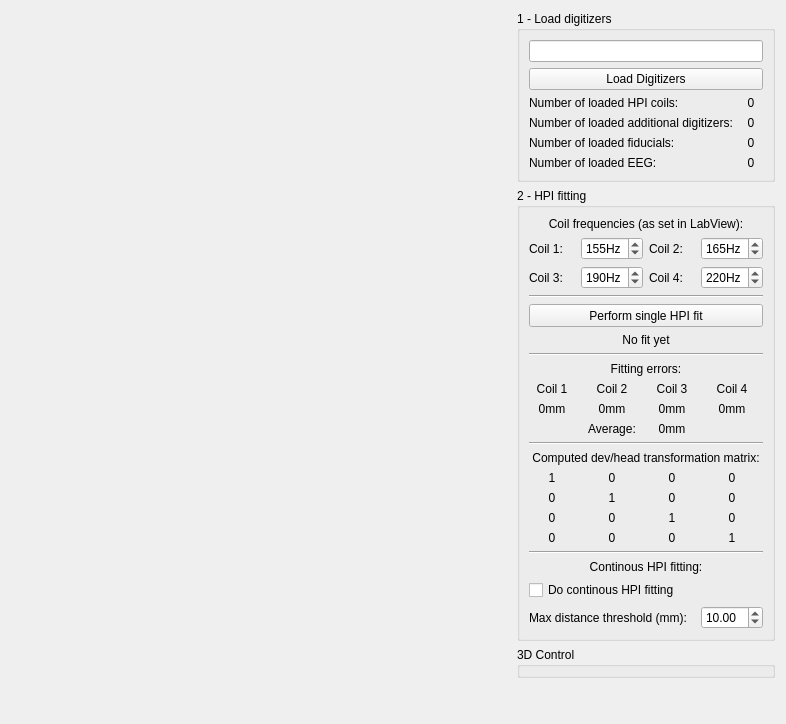
Qt form applications/mne_scan/libs/scDisp/FormFiles/hpiwidget.ui (mne-tools/mne-cpp) before a commit.
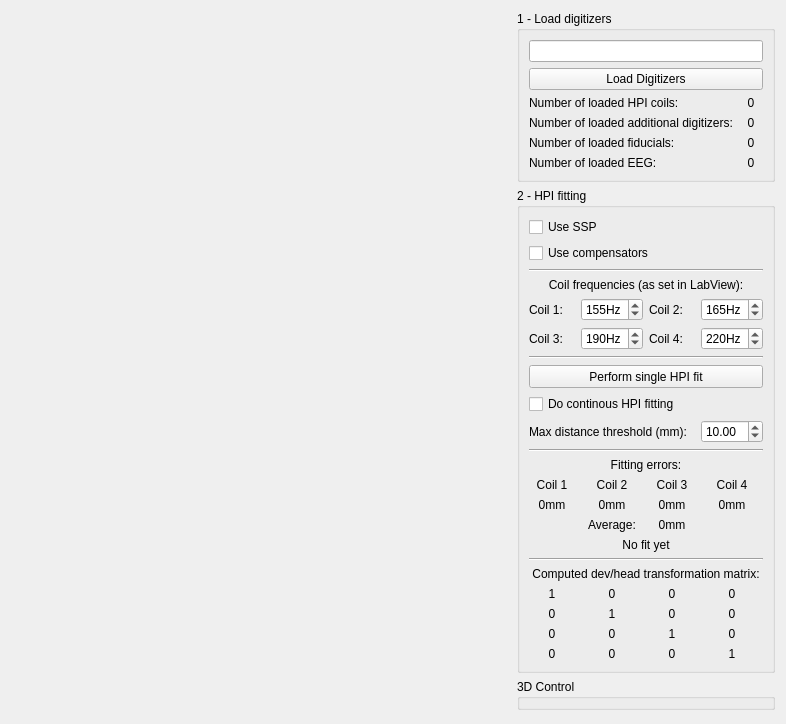
The same form after that commit.

Commit message: [LIB-158] Add toggling of SSP's and Comp's

Patch:
```diff
--- a/applications/mne_scan/libs/scDisp/FormFiles/hpiwidget.ui
+++ b/applications/mne_scan/libs/scDisp/FormFiles/hpiwidget.ui
@@ -196,175 +196,14 @@
         <string>2 - HPI fitting</string>
        </property>
        <layout class="QGridLayout" name="gridLayout">
-        <item row="28" column="3">
-         <widget class="QDoubleSpinBox" name="m_doubleSpinBox_maxHPIContinousDist">
-          <property name="value">
-           <double>10.000000000000000</double>
-          </property>
-         </widget>
-        </item>
-        <item row="18" column="1">
-         <widget class="QLabel" name="m_label_mat21">
+        <item row="1" column="0" colspan="4">
+         <widget class="QCheckBox" name="m_checkBox_useComp">
           <property name="text">
-           <string>0</string>
-          </property>
-          <property name="alignment">
-           <set>Qt::AlignCenter</set>
-          </property>
-         </widget>
-        </item>
-        <item row="15" column="0" colspan="4">
-         <widget class="QLabel" name="label_6">
-          <property name="text">
-           <string>Computed dev/head transformation matrix:</string>
-          </property>
-          <property name="alignment">
-           <set>Qt::AlignCenter</set>
-          </property>
-         </widget>
-        </item>
-        <item row="1" column="2">
-         <widget class="QLabel" name="m_label_freqCoil2">
-          <property name="text">
-           <string>Coil 2:</string>
-          </property>
-         </widget>
-        </item>
-        <item row="12" column="0">
-         <widget class="QLabel" name="m_label_gofCoil1">
-          <property name="text">
-           <string>0mm</string>
-          </property>
-          <property name="alignment">
-           <set>Qt::AlignCenter</set>
-          </property>
-         </widget>
-        </item>
-        <item row="13" column="2">
-         <widget class="QLabel" name="m_label_averagedFitError">
-          <property name="text">
-           <string>0mm</string>
-          </property>
-          <property name="alignment">
-           <set>Qt::AlignCenter</set>
-          </property>
-         </widget>
-        </item>
-        <item row="13" column="1">
-         <widget class="QLabel" name="label_2">
-          <property name="text">
-           <string>Average:</string>
-          </property>
-          <property name="alignment">
-           <set>Qt::AlignCenter</set>
-          </property>
-         </widget>
-        </item>
-        <item row="12" column="1">
-         <widget class="QLabel" name="m_label_gofCoil2">
-          <property name="text">
-           <string>0mm</string>
-          </property>
-          <property name="alignment">
-           <set>Qt::AlignCenter</set>
-          </property>
-         </widget>
-        </item>
-        <item row="12" column="2">
-         <widget class="QLabel" name="m_label_gofCoil3">
-          <property name="text">
-           <string>0mm</string>
-          </property>
-          <property name="alignment">
-           <set>Qt::AlignCenter</set>
-          </property>
-         </widget>
-        </item>
-        <item row="12" column="3">
-         <widget class="QLabel" name="m_label_gofCoil4">
-          <property name="text">
-           <string>0mm</string>
-          </property>
-          <property name="alignment">
-           <set>Qt::AlignCenter</set>
-          </property>
-         </widget>
-        </item>
-        <item row="11" column="3">
-         <widget class="QLabel" name="m_label_gofCoil4Description">
-          <property name="text">
-           <string>Coil 4</string>
-          </property>
-          <property name="alignment">
-           <set>Qt::AlignCenter</set>
-          </property>
-         </widget>
-        </item>
-        <item row="3" column="0" colspan="4">
-         <widget class="Line" name="line_4">
-          <property name="orientation">
-           <enum>Qt::Horizontal</enum>
-          </property>
-         </widget>
-        </item>
-        <item row="14" column="0" colspan="4">
-         <widget class="Line" name="line_3">
-          <property name="orientation">
-           <enum>Qt::Horizontal</enum>
-          </property>
-         </widget>
-        </item>
-        <item row="16" column="0">
-         <widget class="QLabel" name="m_label_mat00">
-          <property name="text">
-           <string>1</string>
-          </property>
-          <property name="alignment">
-           <set>Qt::AlignCenter</set>
-          </property>
-         </widget>
-        </item>
-        <item row="11" column="2">
-         <widget class="QLabel" name="m_label_gofCoil3Description">
-          <property name="text">
-           <string>Coil 3</string>
-          </property>
-          <property name="alignment">
-           <set>Qt::AlignCenter</set>
-          </property>
-         </widget>
-        </item>
-        <item row="16" column="1">
-         <widget class="QLabel" name="m_label_mat01">
-          <property name="text">
-           <string>0</string>
-          </property>
-          <property name="alignment">
-           <set>Qt::AlignCenter</set>
+           <string>Use compensators</string>
           </property>
          </widget>
         </item>
         <item row="10" column="0" colspan="4">
-         <widget class="QLabel" name="label_11">
-          <property name="text">
-           <string>Fitting errors:</string>
-          </property>
-          <property name="alignment">
-           <set>Qt::AlignCenter</set>
-          </property>
-         </widget>
-        </item>
-        <item row="11" column="1">
-         <widget class="QLabel" name="m_label_gofCoil2Description">
-          <property name="text">
-           <string>Coil 2</string>
-          </property>
-          <property name="alignment">
-           <set>Qt::AlignCenter</set>
-          </property>
-         </widget>
-        </item>
-        <item row="7" column="0" colspan="4">
          <widget class="QToolButton" name="m_pushButton_doSingleFit">
           <property name="sizePolicy">
            <sizepolicy hsizetype="Minimum" vsizetype="Fixed">
@@ -389,7 +228,37 @@
           </property>
          </widget>
         </item>
-        <item row="2" column="1">
+        <item row="17" column="2">
+         <widget class="QLabel" name="m_label_gofCoil3Description">
+          <property name="text">
+           <string>Coil 3</string>
+          </property>
+          <property name="alignment">
+           <set>Qt::AlignCenter</set>
+          </property>
+         </widget>
+        </item>
+        <item row="25" column="0">
+         <widget class="QLabel" name="m_label_mat20">
+          <property name="text">
+           <string>0</string>
+          </property>
+          <property name="alignment">
+           <set>Qt::AlignCenter</set>
+          </property>
+         </widget>
+        </item>
+        <item row="16" column="0" colspan="4">
+         <widget class="QLabel" name="label_11">
+          <property name="text">
+           <string>Fitting errors:</string>
+          </property>
+          <property name="alignment">
+           <set>Qt::AlignCenter</set>
+          </property>
+         </widget>
+        </item>
+        <item row="5" column="1">
          <widget class="QSpinBox" name="m_spinBox_freqCoil3">
           <property name="suffix">
            <string>Hz</string>
@@ -402,18 +271,18 @@
           </property>
          </widget>
         </item>
-        <item row="11" column="0">
-         <widget class="QLabel" name="m_label_gofCoil1Description">
+        <item row="17" column="1">
+         <widget class="QLabel" name="m_label_gofCoil2Description">
           <property name="text">
-           <string>Coil 1</string>
+           <string>Coil 2</string>
           </property>
           <property name="alignment">
            <set>Qt::AlignCenter</set>
           </property>
          </widget>
         </item>
-        <item row="18" column="0">
-         <widget class="QLabel" name="m_label_mat20">
+        <item row="23" column="3">
+         <widget class="QLabel" name="m_label_mat03">
           <property name="text">
            <string>0</string>
           </property>
@@ -422,24 +291,34 @@
           </property>
          </widget>
         </item>
-        <item row="2" column="2">
+        <item row="5" column="2">
          <widget class="QLabel" name="m_label_freqCoil4">
           <property name="text">
            <string>Coil 4:</string>
           </property>
          </widget>
         </item>
-        <item row="16" column="3">
-         <widget class="QLabel" name="m_label_mat03">
+        <item row="17" column="0">
+         <widget class="QLabel" name="m_label_gofCoil1Description">
           <property name="text">
-           <string>0</string>
+           <string>Coil 1</string>
           </property>
           <property name="alignment">
            <set>Qt::AlignCenter</set>
           </property>
          </widget>
         </item>
-        <item row="19" column="0">
+        <item row="25" column="2">
+         <widget class="QLabel" name="m_label_mat22">
+          <property name="text">
+           <string>1</string>
+          </property>
+          <property name="alignment">
+           <set>Qt::AlignCenter</set>
+          </property>
+         </widget>
+        </item>
+        <item row="26" column="0">
          <widget class="QLabel" name="m_label_mat30">
           <property name="text">
            <string>0</string>
@@ -449,24 +328,7 @@
           </property>
          </widget>
         </item>
-        <item row="28" column="0" colspan="3">
-         <widget class="QLabel" name="label">
-          <property name="text">
-           <string>Max distance threshold (mm):</string>
-          </property>
-         </widget>
-        </item>
-        <item row="19" column="1">
-         <widget class="QLabel" name="m_label_mat31">
-          <property name="text">
-           <string>0</string>
-          </property>
-          <property name="alignment">
-           <set>Qt::AlignCenter</set>
-          </property>
-         </widget>
-        </item>
-        <item row="0" column="0" colspan="4">
+        <item row="3" column="0" colspan="4">
          <widget class="QLabel" name="label_5">
           <property name="text">
            <string>Coil frequencies (as set in LabView):</string>
@@ -476,17 +338,27 @@
           </property>
          </widget>
         </item>
-        <item row="18" column="2">
-         <widget class="QLabel" name="m_label_mat22">
+        <item row="25" column="3">
+         <widget class="QLabel" name="m_label_mat23">
           <property name="text">
-           <string>1</string>
+           <string>0</string>
           </property>
           <property name="alignment">
            <set>Qt::AlignCenter</set>
           </property>
          </widget>
         </item>
-        <item row="1" column="3">
+        <item row="26" column="2">
+         <widget class="QLabel" name="m_label_mat32">
+          <property name="text">
+           <string>0</string>
+          </property>
+          <property name="alignment">
+           <set>Qt::AlignCenter</set>
+          </property>
+         </widget>
+        </item>
+        <item row="4" column="3">
          <widget class="QSpinBox" name="m_spinBox_freqCoil2">
           <property name="suffix">
            <string>Hz</string>
@@ -499,15 +371,8 @@
           </property>
          </widget>
         </item>
-        <item row="2" column="0">
-         <widget class="QLabel" name="m_label_freqCoil3">
-          <property name="text">
-           <string>Coil 3:</string>
-          </property>
-         </widget>
-        </item>
-        <item row="18" column="3">
-         <widget class="QLabel" name="m_label_mat23">
+        <item row="26" column="1">
+         <widget class="QLabel" name="m_label_mat31">
           <property name="text">
            <string>0</string>
           </property>
@@ -516,7 +381,7 @@
           </property>
          </widget>
         </item>
-        <item row="16" column="2">
+        <item row="23" column="2">
          <widget class="QLabel" name="m_label_mat02">
           <property name="text">
            <string>0</string>
@@ -526,48 +391,14 @@
           </property>
          </widget>
         </item>
-        <item row="19" column="2">
-         <widget class="QLabel" name="m_label_mat32">
-          <property name="text">
-           <string>0</string>
-          </property>
-          <property name="alignment">
-           <set>Qt::AlignCenter</set>
-          </property>
-         </widget>
-        </item>
-        <item row="1" column="0">
+        <item row="4" column="0">
          <widget class="QLabel" name="m_label_freqCoil1">
           <property name="text">
            <string>Coil 1:</string>
           </property>
          </widget>
         </item>
-        <item row="25" column="0" colspan="4">
-         <widget class="Line" name="line">
-          <property name="orientation">
-           <enum>Qt::Horizontal</enum>
-          </property>
-         </widget>
-        </item>
-        <item row="27" column="0" colspan="4">
-         <widget class="QCheckBox" name="m_checkBox_continousHPI">
-          <property name="text">
-           <string>Do continous HPI fitting</string>
-          </property>
-         </widget>
-        </item>
-        <item row="17" column="0">
-         <widget class="QLabel" name="m_label_mat10">
-          <property name="text">
-           <string>0</string>
-          </property>
-          <property name="alignment">
-           <set>Qt::AlignCenter</set>
-          </property>
-         </widget>
-        </item>
-        <item row="2" column="3">
+        <item row="5" column="3">
          <widget class="QSpinBox" name="m_spinBox_freqCoil4">
           <property name="suffix">
            <string>Hz</string>
@@ -580,7 +411,24 @@
           </property>
          </widget>
         </item>
-        <item row="17" column="2">
+        <item row="5" column="0">
+         <widget class="QLabel" name="m_label_freqCoil3">
+          <property name="text">
+           <string>Coil 3:</string>
+          </property>
+         </widget>
+        </item>
+        <item row="24" column="0">
+         <widget class="QLabel" name="m_label_mat10">
+          <property name="text">
+           <string>0</string>
+          </property>
+          <property name="alignment">
+           <set>Qt::AlignCenter</set>
+          </property>
+         </widget>
+        </item>
+        <item row="24" column="2">
          <widget class="QLabel" name="m_label_mat12">
           <property name="text">
            <string>0</string>
@@ -590,7 +438,7 @@
           </property>
          </widget>
         </item>
-        <item row="1" column="1">
+        <item row="4" column="1">
          <widget class="QSpinBox" name="m_spinBox_freqCoil1">
           <property name="suffix">
            <string>Hz</string>
@@ -606,7 +454,17 @@
           </property>
          </widget>
         </item>
-        <item row="17" column="3">
+        <item row="24" column="1">
+         <widget class="QLabel" name="m_label_mat11">
+          <property name="text">
+           <string>1</string>
+          </property>
+          <property name="alignment">
+           <set>Qt::AlignCenter</set>
+          </property>
+         </widget>
+        </item>
+        <item row="24" column="3">
          <widget class="QLabel" name="m_label_mat13">
           <property name="text">
            <string>0</string>
@@ -616,7 +474,7 @@
           </property>
          </widget>
         </item>
-        <item row="19" column="3">
+        <item row="26" column="3">
          <widget class="QLabel" name="m_label_mat33">
           <property name="text">
            <string>1</string>
@@ -626,17 +484,14 @@
           </property>
          </widget>
         </item>
-        <item row="17" column="1">
-         <widget class="QLabel" name="m_label_mat11">
-          <property name="text">
-           <string>1</string>
-          </property>
-          <property name="alignment">
-           <set>Qt::AlignCenter</set>
+        <item row="14" column="0" colspan="4">
+         <widget class="Line" name="line_2">
+          <property name="orientation">
+           <enum>Qt::Horizontal</enum>
           </property>
          </widget>
         </item>
-        <item row="8" column="0" colspan="4">
+        <item row="20" column="0" colspan="4">
          <widget class="QLabel" name="m_label_fitFeedback">
           <property name="text">
            <string>No fit yet</string>
@@ -646,23 +501,172 @@
           </property>
          </widget>
         </item>
-        <item row="9" column="0" colspan="4">
-         <widget class="Line" name="line_2">
+        <item row="0" column="0" colspan="4">
+         <widget class="QCheckBox" name="m_checkBox_useSSP">
+          <property name="text">
+           <string>Use SSP</string>
+          </property>
+         </widget>
+        </item>
+        <item row="12" column="0" colspan="4">
+         <widget class="QCheckBox" name="m_checkBox_continousHPI">
+          <property name="text">
+           <string>Do continous HPI fitting</string>
+          </property>
+         </widget>
+        </item>
+        <item row="13" column="0" colspan="3">
+         <widget class="QLabel" name="label">
+          <property name="text">
+           <string>Max distance threshold (mm):</string>
+          </property>
+         </widget>
+        </item>
+        <item row="19" column="2">
+         <widget class="QLabel" name="m_label_averagedFitError">
+          <property name="text">
+           <string>0mm</string>
+          </property>
+          <property name="alignment">
+           <set>Qt::AlignCenter</set>
+          </property>
+         </widget>
+        </item>
+        <item row="22" column="0" colspan="4">
+         <widget class="QLabel" name="label_6">
+          <property name="text">
+           <string>Computed dev/head transformation matrix:</string>
+          </property>
+          <property name="alignment">
+           <set>Qt::AlignCenter</set>
+          </property>
+         </widget>
+        </item>
+        <item row="25" column="1">
+         <widget class="QLabel" name="m_label_mat21">
+          <property name="text">
+           <string>0</string>
+          </property>
+          <property name="alignment">
+           <set>Qt::AlignCenter</set>
+          </property>
+         </widget>
+        </item>
+        <item row="13" column="3">
+         <widget class="QDoubleSpinBox" name="m_doubleSpinBox_maxHPIContinousDist">
+          <property name="value">
+           <double>10.000000000000000</double>
+          </property>
+         </widget>
+        </item>
+        <item row="17" column="3">
+         <widget class="QLabel" name="m_label_gofCoil4Description">
+          <property name="text">
+           <string>Coil 4</string>
+          </property>
+          <property name="alignment">
+           <set>Qt::AlignCenter</set>
+          </property>
+         </widget>
+        </item>
+        <item row="18" column="0">
+         <widget class="QLabel" name="m_label_gofCoil1">
+          <property name="text">
+           <string>0mm</string>
+          </property>
+          <property name="alignment">
+           <set>Qt::AlignCenter</set>
+          </property>
+         </widget>
+        </item>
+        <item row="4" column="2">
+         <widget class="QLabel" name="m_label_freqCoil2">
+          <property name="text">
+           <string>Coil 2:</string>
+          </property>
+         </widget>
+        </item>
+        <item row="19" column="1">
+         <widget class="QLabel" name="label_2">
+          <property name="text">
+           <string>Average:</string>
+          </property>
+          <property name="alignment">
+           <set>Qt::AlignCenter</set>
+          </property>
+         </widget>
+        </item>
+        <item row="18" column="3">
+         <widget class="QLabel" name="m_label_gofCoil4">
+          <property name="text">
+           <string>0mm</string>
+          </property>
+          <property name="alignment">
+           <set>Qt::AlignCenter</set>
+          </property>
+         </widget>
+        </item>
+        <item row="18" column="2">
+         <widget class="QLabel" name="m_label_gofCoil3">
+          <property name="text">
+           <string>0mm</string>
+          </property>
+          <property name="alignment">
+           <set>Qt::AlignCenter</set>
+          </property>
+         </widget>
+        </item>
+        <item row="21" column="0" colspan="4">
+         <widget class="Line" name="line_3">
           <property name="orientation">
            <enum>Qt::Horizontal</enum>
           </property>
          </widget>
         </item>
-        <item row="26" column="0" colspan="4">
-         <widget class="QLabel" name="label_3">
+        <item row="23" column="1">
+         <widget class="QLabel" name="m_label_mat01">
           <property name="text">
-           <string>Continous HPI fitting:</string>
+           <string>0</string>
           </property>
           <property name="alignment">
            <set>Qt::AlignCenter</set>
           </property>
          </widget>
         </item>
+        <item row="6" column="0" colspan="4">
+         <widget class="Line" name="line_4">
+          <property name="orientation">
+           <enum>Qt::Horizontal</enum>
+          </property>
+         </widget>
+        </item>
+        <item row="18" column="1">
+         <widget class="QLabel" name="m_label_gofCoil2">
+          <property name="text">
+           <string>0mm</string>
+          </property>
+          <property name="alignment">
+           <set>Qt::AlignCenter</set>
+          </property>
+         </widget>
+        </item>
+        <item row="23" column="0">
+         <widget class="QLabel" name="m_label_mat00">
+          <property name="text">
+           <string>1</string>
+          </property>
+          <property name="alignment">
+           <set>Qt::AlignCenter</set>
+          </property>
+         </widget>
+        </item>
+        <item row="2" column="0" colspan="4">
+         <widget class="Line" name="line">
+          <property name="orientation">
+           <enum>Qt::Horizontal</enum>
+          </property>
+         </widget>
+        </item>
        </layout>
       </widget>
      </item>
```
Left out of the diff: 38 changed lines with no effect on the pictures. The commit also changes 2 other files.
